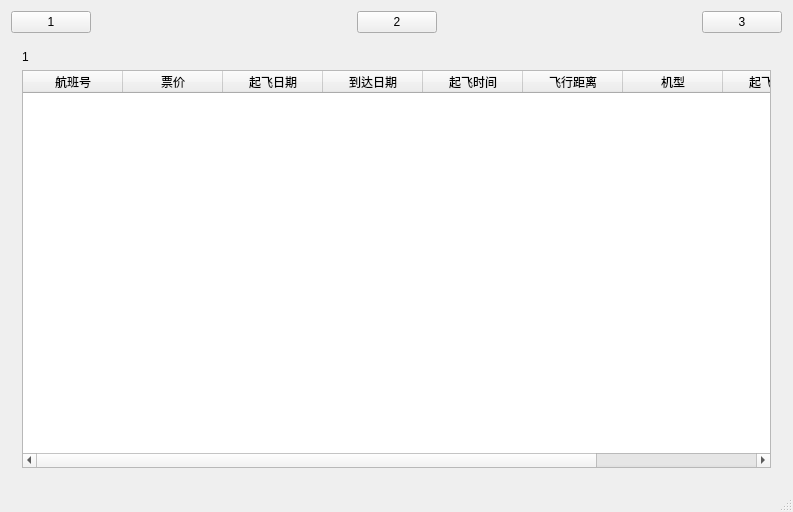
Above: mainwindow.ui from yukib4haru/AirTicketCHD before the change. Below: the same form after it.
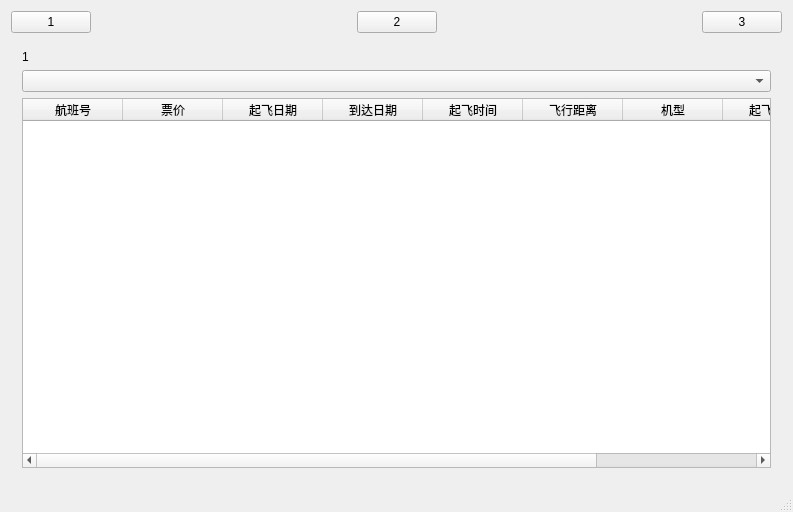
That is the form after the change.

Patch:
```diff
--- a/mainwindow.ui
+++ b/mainwindow.ui
@@ -83,6 +83,9 @@
           </property>
          </widget>
         </item>
+        <item>
+         <widget class="QComboBox" name="comboBox"/>
+        </item>
         <item>
          <widget class="QTableWidget" name="looktable">
           <column>
```
